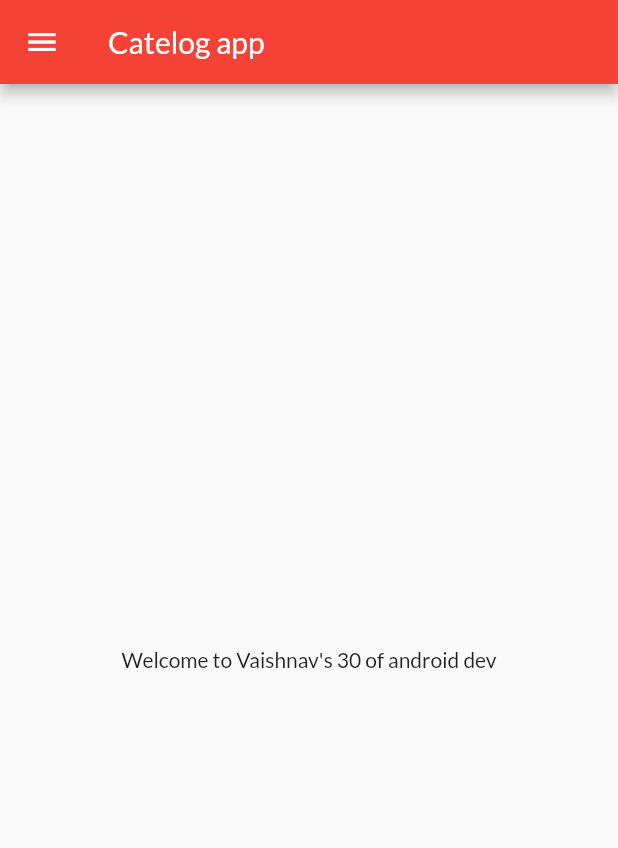
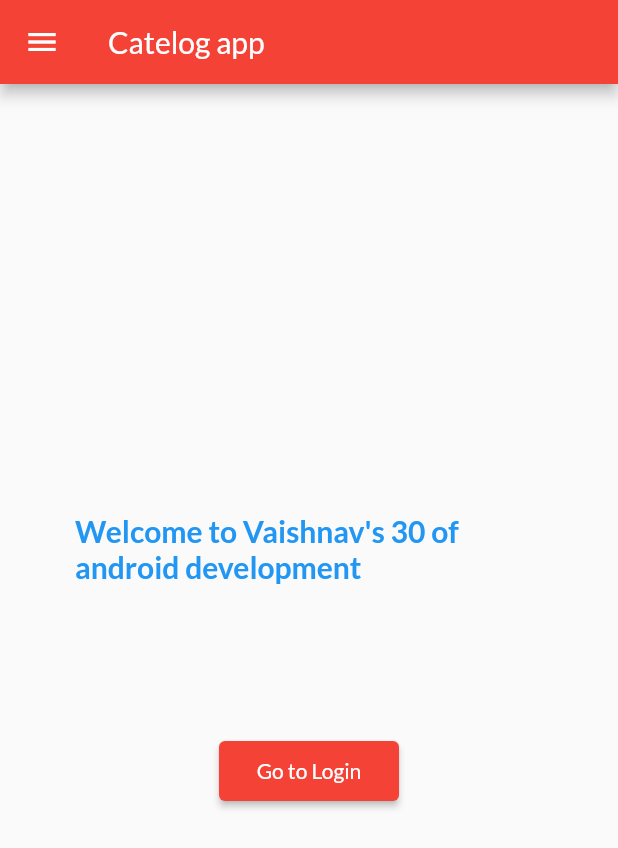
Before and after one commit to vaishnav-192/Android_development, a Flutter app: the screen it shows after launch, on a phone screen of 412 x 824 dp. Shown: the top 848 px of the screen. Run offline on Flutter 3.47's test engine with Material 2 defaults, Android fonts, the phone set to English and light mode, and no system bars; our stand-ins replace google_fonts; missing offline and left inert: dart:js.

Commit message:
day_6 self_exploration and little development

```diff
--- a/lib/Pages/homepage.dart
+++ b/lib/Pages/homepage.dart
@@ -1,4 +1,7 @@
+// ignore_for_file: prefer_const_constructors
+
 import 'package:flutter/material.dart';
+import 'package:flutter_application_1/utils/routes.dart';
 
 // ignore: camel_case_types
 class homepage extends StatelessWidget {
@@ -12,9 +15,46 @@ class homepage extends StatelessWidget {
       appBar: AppBar(
         title: Text("Catelog app"),
       ),
+      // body: Center(
+      //   child: Container(
+      //     child: Text("Welcome to $name's $days of android dev"),
+      //   ),
+      // ),
       body: Center(
-        child: Container(
-          child: Text("Welcome to $name's $days of android dev"),
+        child: SingleChildScrollView(
+          child: Column(
+            children: [
+              Padding(
+                padding: const EdgeInsets.symmetric(vertical: 50, horizontal: 50),
+                child: Container(
+                  child: Text(
+                    "Welcome to $name's $days of android development",
+                    style: TextStyle(
+                      color: Colors.blue,
+                      fontSize: 20,
+                      fontWeight: FontWeight.bold,
+                    ),
+                  ),
+                  //height: 40,
+                ),
+              ),
+              // SizedBox(
+              //   height: 10,
+              // ),
+              Padding(
+                padding: const EdgeInsets.symmetric(vertical: 50, horizontal: 50),
+                child: ElevatedButton(
+                      onPressed: () {
+                        Navigator.pushNamed(context, MyRoutes.loginRoute);
+                      },
+                      child: Text("Go to Login"),
+                      style: TextButton.styleFrom(
+                        minimumSize: Size(120, 40),
+                      ),
+                    ),
+              ),
+            ],
+          ),
         ),
       ),
       drawer: Drawer(),
--- a/lib/Pages/login_page.dart
+++ b/lib/Pages/login_page.dart
@@ -1,4 +1,4 @@
-// ignore_for_file: prefer_const_constructors, camel_case_types
+// ignore_for_file: prefer_const_constructors, camel_case_types, prefer_const_literals_to_create_immutables
 
 import 'package:flutter/material.dart';
 import 'package:flutter_application_1/utils/routes.dart';
@@ -13,6 +13,7 @@ class login_page extends StatefulWidget {
 class _login_pageState extends State<login_page> {
   String name = "";
   bool changeButton = false;
+
   @override
   Widget build(BuildContext context) {
     return Material(
@@ -50,11 +51,18 @@ class _login_pageState extends State<login_page> {
               // ),
             ),
             Text(
-              "This is login Page: $name",
+              "Welcome: $name",
               style: TextStyle(
                 fontSize: 20,
-                color: Colors.blueAccent,
+                color: Colors.blue,
                 fontWeight: FontWeight.bold,
+                // shadows: [
+                //   Shadow(
+                //     blurRadius: 8,
+                //     color: Colors.blueAccent,
+                //     offset: Offset(1, 1),
+                //   )
+                // ],
               ),
             ),
             SizedBox(
@@ -102,15 +110,21 @@ class _login_pageState extends State<login_page> {
                   // splashColor: Colors.white,
                   child: AnimatedContainer(
                     duration: Duration(seconds: 1),
-                    width: changeButton? 50 : 140,
+                    width: changeButton ? 50 : 140,
                     height: 50,
                     alignment: Alignment.center,
                     decoration: BoxDecoration(
                       //shape: changeButton? BoxShape.circle : BoxShape.rectangle,
-                      borderRadius: BorderRadius.circular(changeButton? 50 : 8),
+                      borderRadius:
+                          BorderRadius.circular(changeButton ? 50 : 8),
                       color: Colors.redAccent,
                     ),
-                    child: changeButton? Icon(Icons.done, color: Colors.white,) : Text(
+                    child: changeButton
+                        ? Icon(
+                            Icons.done,
+                            color: Colors.white,
+                          )
+                        : Text(
                             "LOGIN",
                             style: TextStyle(
                               color: Colors.white,
```
Lines whose indentation alone changed are shown as unchanged.
